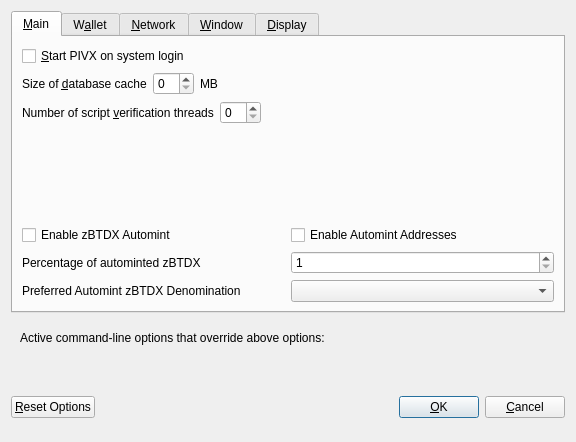
Before: the Qt Designer form src/qt/forms/optionsdialog.ui in wonko433/blackcoin-more, drawn with Qt 5.
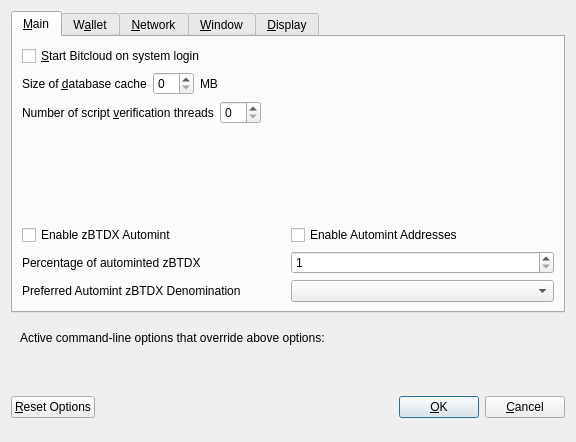
After: the same form once the commit is applied. Custom widgets are drawn as their Qt base class.

What changed in the file:
```diff
--- a/src/qt/forms/optionsdialog.ui
+++ b/src/qt/forms/optionsdialog.ui
@@ -33,7 +33,7 @@
           <string>Automatically start PIVX after logging in to the system.</string>
          </property>
          <property name="text">
-          <string>&amp;Start PIVX on system login</string>
+          <string>&amp;Start Bitcloud on system login</string>
          </property>
         </widget>
        </item>
```
Left out of the diff: 10 changed lines with no effect on the pictures.
